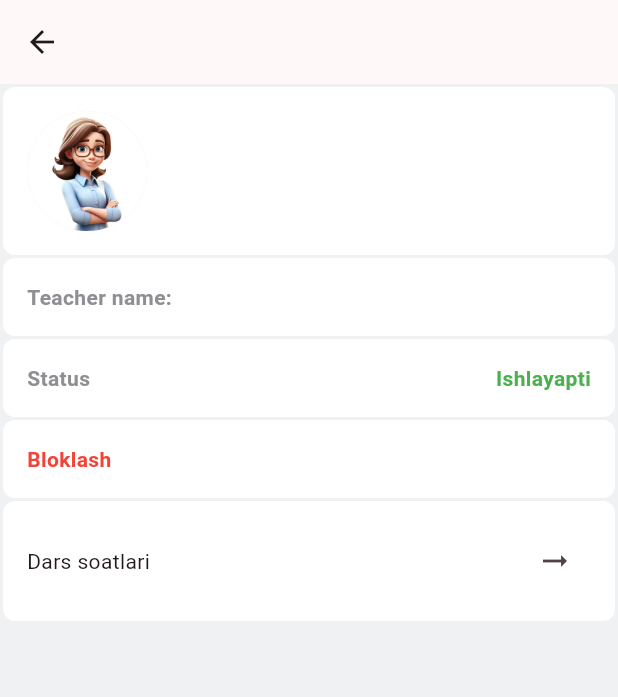
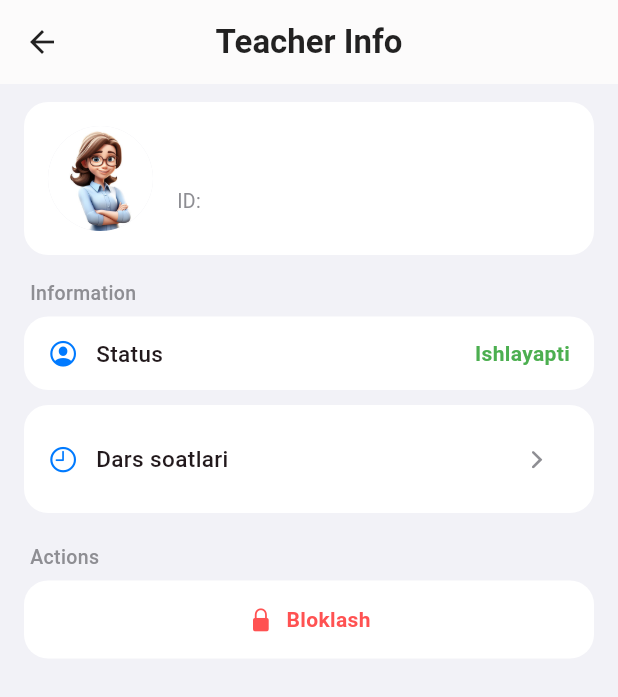
Before and after one commit to CODER-1997/Linguista-Pro, a Flutter app: the Teacherinfo screen opened directly with empty values, on a phone screen of 412 x 824 dp. Shown: the top 697 px of the screen. Run offline on Flutter 3.47's test engine with Material 3 defaults, Android fonts, the light colour scheme and no system bars; our stand-ins replace cloud_firestore, firebase_core, flutter_slidable, font_awesome_flutter, get, get_storage and 6 more; accounts and stored records are empty; network calls fail; project files that could hold a hidden picture were left out.

```diff
--- a/lib/screens/admin/teachers/teacherInfo.dart
+++ b/lib/screens/admin/teachers/teacherInfo.dart
@@ -2,194 +2,212 @@ import 'package:cloud_firestore/cloud_firestore.dart';
 import 'package:flutter/cupertino.dart';
 import 'package:flutter/material.dart';
 import 'package:get/get.dart';
-import 'package:get/get_core/src/get_main.dart';
-import 'package:get/get_instance/get_instance.dart';
-import 'package:linguista_ios/screens/admin/teachers/teachers_hours.dart';
-
-import '../../../constants/text_styles.dart';
-import '../../../constants/theme.dart';
 import '../../../controllers/admin/teachers_controller.dart';
+import 'teachers_hours.dart';
 
 class Teacherinfo extends StatelessWidget {
   final String documentId;
+  final TeachersController teachersController = Get.put(TeachersController());
 
-  Teacherinfo({
-    required this.documentId,
-  });
-
-  TeachersController teachersController = Get.put(TeachersController());
+  Teacherinfo({super.key, required this.documentId});
 
   @override
   Widget build(BuildContext context) {
     return Scaffold(
-      backgroundColor: homePagebg,
+      backgroundColor: const Color(0xFFF2F2F7),
       appBar: AppBar(
-        automaticallyImplyLeading: true,
+        backgroundColor: Colors.white,
+        elevation: 0.5,
+        centerTitle: true,
+        title: const Text(
+          "Teacher Info",
+          style: TextStyle(color: Colors.black87, fontWeight: FontWeight.w600),
         ),
-      body: Padding(
-          padding: const EdgeInsets.all(1.0),
-          child: StreamBuilder<DocumentSnapshot>(
+        iconTheme: const IconThemeData(color: Colors.black87),
+      ),
+      body: StreamBuilder<DocumentSnapshot>(
         stream: FirebaseFirestore.instance
             .collection('LinguistaTeachers')
             .doc(documentId)
             .snapshots(),
-              builder: (BuildContext context,
-                  AsyncSnapshot<DocumentSnapshot> snapshot) {
-                if (snapshot.connectionState == ConnectionState.waiting) {
-                  return Center(child: CircularProgressIndicator());
+        builder: (context, snapshot) {
+          if (!snapshot.hasData) {
+            return const Center(child: CupertinoActivityIndicator());
           }
-                if (snapshot.hasError) {
-                  return Center(child: Text('Error: ${snapshot.error}'));
-                }
-                if (snapshot.hasData) {
-                  var documentData =
-                      snapshot.data!.data() as Map<String, dynamic>;
 
-                  return Column(
+          final data = snapshot.data!.data() as Map<String, dynamic>;
+          final items = data['items'];
+
+          return ListView(
+            padding: const EdgeInsets.symmetric(horizontal: 16, vertical: 12),
             children: [
+              // --- Header with avatar and ID ---
               Container(
-                        padding: EdgeInsets.all(16),
+                padding: const EdgeInsets.all(16),
                 decoration: BoxDecoration(
-                            borderRadius: BorderRadius.circular(8),
-                            color: CupertinoColors.white),
-                        margin: EdgeInsets.all(1),
+                  color: Colors.white,
+                  borderRadius: BorderRadius.circular(16),
+                ),
                 child: Row(
                   children: [
                     CircleAvatar(
-                                radius: 40,
+                      radius: 35,
+                      backgroundColor: const Color(0xFFE9E9EF),
                       child: ClipRRect(
-                                  borderRadius: BorderRadius.circular(111),
-                                  child:
-                                      Image.asset('assets/teacher_avatar.png'),
-                                )),
-                            SizedBox(
-                              width: 16,
+                        borderRadius: BorderRadius.circular(50),
+                        child: Image.asset('assets/teacher_avatar.png'),
                       ),
+                    ),
+                    const SizedBox(width: 16),
+                    Expanded(
+                      child: Column(
+                        crossAxisAlignment: CrossAxisAlignment.start,
+                        children: [
                           Text(
-                              'Id:',
-                              style: appBarStyle.copyWith(color: titleColor),
+                            "${items['name']} ${items['surname']}",
+                            style: const TextStyle(
+                                fontWeight: FontWeight.w600, fontSize: 18),
                           ),
-                            SizedBox(
-                              width: 8,
-                            ),
-                            SelectableText(
-                              '${documentData['items']['uniqueId']}',
-                              style: appBarStyle,
+                          const SizedBox(height: 4),
+                          Text(
+                            "ID: ${items['uniqueId']}",
+                            style: const TextStyle(
+                                color: CupertinoColors.systemGrey, fontSize: 13),
                           ),
                         ],
                       ),
                     ),
-                      Container(
-                        margin: EdgeInsets.all(1),
-                        padding: EdgeInsets.all(16),
-                        decoration: BoxDecoration(
-                            borderRadius: BorderRadius.circular(8),
-                            color: CupertinoColors.white),
-                        child: Row(
-                          mainAxisAlignment: MainAxisAlignment.spaceBetween,
-                          children: [
-                            Text(
-                              'Teacher name: ',
-                              style: appBarStyle.copyWith(
-                                  color: CupertinoColors.systemGrey, fontSize: 14,),
-                            ),
-                            SizedBox(
-                              width: 8,
-                            ),
-                            Text(
-                                '${documentData['items']['name']} ${documentData['items']['surname']}',
-                                style: appBarStyle.copyWith(
-                                    color: Colors.black, fontSize: 14)),
                   ],
                 ),
               ),
-                      Container(
-                        margin: EdgeInsets.all(1),
-                        padding: EdgeInsets.all(16),
-                        decoration: BoxDecoration(
-                            borderRadius: BorderRadius.circular(8),
-                            color: CupertinoColors.white),
-                        child: Row(
-                          mainAxisAlignment: MainAxisAlignment.spaceBetween,
-                          children: [
-                            Text(
-                              'Status',
-                              style: appBarStyle.copyWith(
-                                color: CupertinoColors.systemGrey, fontSize: 14,),
+              const SizedBox(height: 16),
+
+              // --- Info Section ---
+              _sectionTitle("Information"),
+              _infoTile(
+                icon: CupertinoIcons.person_crop_circle,
+                title: "Status",
+                value: items['isBanned'] ? "Chetlashtirilgan" : "Ishlayapti",
+                valueColor:
+                items['isBanned'] ? Colors.redAccent : Colors.green,
               ),
-                            SizedBox(
-                              width: 8,
-                            ),
-                            Text(
-                              '${documentData['items']['isBanned'] == true ? "Chetlashtrilgan" : "Ishlayapti"}',
-                              style: TextStyle(
-                                  color: documentData['items']['isBanned']
-                                      ? Colors.red
-                                      : Colors.green,
-                                  fontWeight: FontWeight.w700,
-                                  fontSize: 14),
-                            ),
-                          ],
+              const SizedBox(height: 10),
+              _infoTile(
+                icon: CupertinoIcons.clock,
+                title: "Dars soatlari",
+                trailing: CupertinoButton(
+                  padding: EdgeInsets.zero,
+                  onPressed: () {
+                    Get.to(() => TeachersHours(
+                      name:
+                      "${items['name']} ${items['surname']}",
+                      docId: documentId,
+                    ));
+                  },
+                  child: const Icon(CupertinoIcons.forward,
+                      size: 18, color: CupertinoColors.systemGrey),
                 ),
               ),
-                      InkWell(
+              const SizedBox(height: 20),
+
+              // --- Action Section ---
+              _sectionTitle("Actions"),
+              GestureDetector(
                 onTap: () {
                   teachersController.blockTeacher(
-                              documentId, !documentData['items']['isBanned']);
+                      documentId, !items['isBanned']);
                 },
                 child: Container(
-                          margin: EdgeInsets.all(1),
-                          padding: EdgeInsets.all(16),
+                  padding:
+                  const EdgeInsets.symmetric(vertical: 16, horizontal: 16),
                   decoration: BoxDecoration(
-                              borderRadius: BorderRadius.circular(8),
-                              color: CupertinoColors.white),
+                    color: Colors.white,
+                    borderRadius: BorderRadius.circular(16),
+                  ),
                   child: Row(
-                            mainAxisAlignment: MainAxisAlignment.spaceBetween,
+                    mainAxisAlignment: MainAxisAlignment.center,
                     children: [
+                      Icon(
+                        items['isBanned']
+                            ? CupertinoIcons.lock_open_fill
+                            : CupertinoIcons.lock_fill,
+                        color: items['isBanned']
+                            ? Colors.green
+                            : Colors.redAccent,
+                        size: 18,
+                      ),
+                      const SizedBox(width: 8),
                       Text(
-                                '${documentData['items']['isBanned'] ? "Blokdan chiqarish" : "Bloklash"}',
+                        items['isBanned']
+                            ? "Blokdan chiqarish"
+                            : "Bloklash",
                         style: TextStyle(
-                                    color: documentData['items']['isBanned'] ==
-                                            false
-                                        ? Colors.red
-                                        : Colors.green,
-                                    fontWeight: FontWeight.w700,
-                                    fontSize: 14),
+                          color: items['isBanned']
+                              ? Colors.green
+                              : Colors.redAccent,
+                          fontWeight: FontWeight.w600,
+                        ),
                       ),
                     ],
                   ),
                 ),
               ),
-                      Container(
-                        padding: EdgeInsets.all(16),
+              const SizedBox(height: 12),
+            ],
+          );
+        },
+      ),
+    );
+  }
+
+  Widget _sectionTitle(String title) => Padding(
+    padding: const EdgeInsets.only(left: 4, bottom: 6),
+    child: Text(
+      title,
+      style: const TextStyle(
+        fontSize: 13,
+        color: CupertinoColors.systemGrey,
+        fontWeight: FontWeight.w500,
+      ),
+    ),
+  );
+
+  Widget _infoTile({
+    required IconData icon,
+    required String title,
+    String? value,
+    Widget? trailing,
+    Color? valueColor,
+  }) {
+    return Container(
+      padding: const EdgeInsets.symmetric(horizontal: 16, vertical: 14),
       decoration: BoxDecoration(
-                            borderRadius: BorderRadius.circular(8),
-                            color: CupertinoColors.white),
-                        margin: EdgeInsets.all(1),
+        color: Colors.white,
+        borderRadius: BorderRadius.circular(16),
+      ),
       child: Row(
-                          mainAxisAlignment: MainAxisAlignment.spaceBetween,
         children: [
+          Icon(icon, color: CupertinoColors.systemBlue, size: 20),
+          const SizedBox(width: 12),
+          Expanded(
+            child: Text(
+              title,
+              style: const TextStyle(
+                  fontSize: 15, fontWeight: FontWeight.w500),
+            ),
+          ),
+          if (value != null)
             Text(
-                              'Dars soatlari',
+              value,
+              style: TextStyle(
+                fontSize: 14,
+                fontWeight: FontWeight.w600,
+                color: valueColor ?? Colors.black87,
               ),
-                             IconButton(onPressed: (){
-                               Get.to(TeachersHours(name: '${documentData['items']['name']} ${documentData['items']['surname']}', docId: documentId,));
-                             }, icon: Icon(Icons.arrow_right_alt))
-
+            ),
+          if (trailing != null) trailing,
         ],
       ),
-                      ),
-
-
-                    ],
-                  );
-                }
-                // If no data available
-
-                else {
-                  return Text('No data'); // No data available
-                }
-              })),
     );
   }
 }
```
Also changed, not shown: lib/screens/admin/statistics/statistics.dart (+170 -170 lines), lib/screens/admin/students/student_payment_history.dart (+52 -9 lines), lib/screens/admin/teachers/teachers.dart (+11 -0 lines). Lines whose indentation alone changed are shown as unchanged.
